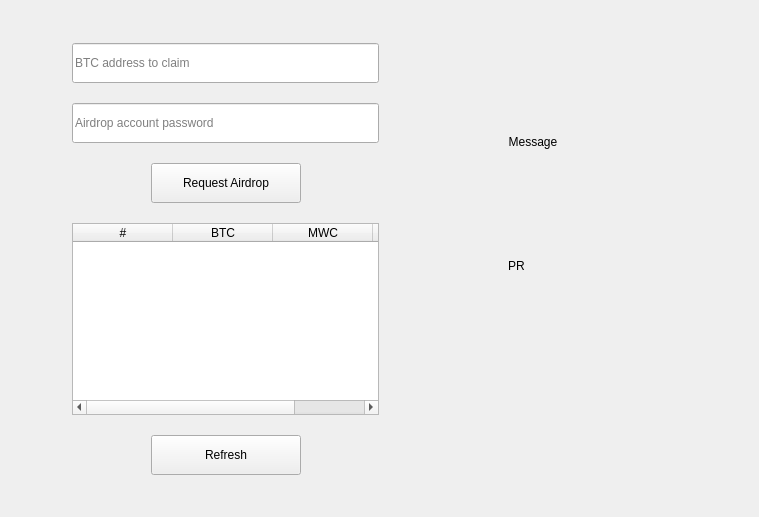
Before: the Qt Designer form windows/m_airdrop.ui in 0xkobe/mwc-wallet, drawn with Qt 5.
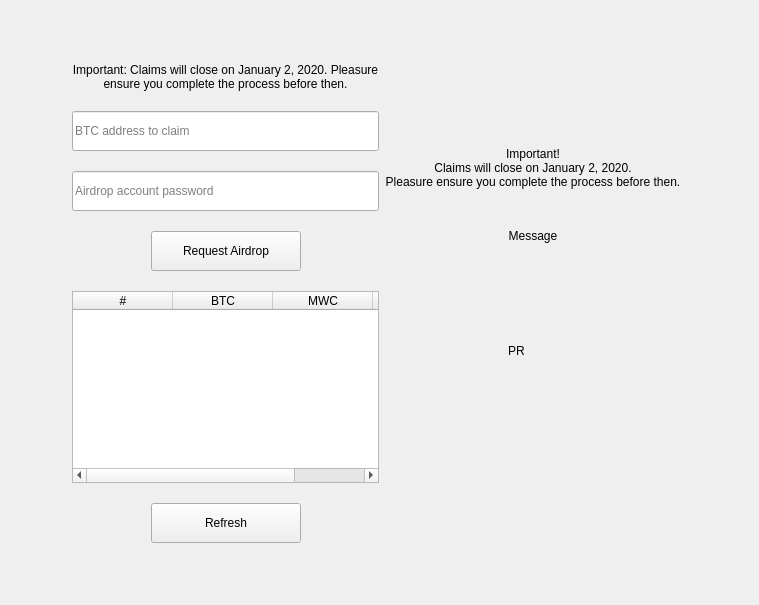
After: the same form once the commit is applied. Custom widgets are drawn as their Qt base class.

Commit message: Add airdrop warning message

What changed in the file:
```diff
--- a/windows/m_airdrop.ui
+++ b/windows/m_airdrop.ui
@@ -7,7 +7,7 @@
     <x>0</x>
     <y>0</y>
     <width>759</width>
-    <height>517</height>
+    <height>605</height>
    </rect>
   </property>
   <property name="minimumSize">
@@ -75,6 +75,19 @@
         <property name="bottomMargin">
          <number>0</number>
         </property>
+        <item>
+         <widget class="control::MwcLabelLarge" name="label_2">
+          <property name="text">
+           <string>Important: Claims will close on January 2, 2020. Pleasure ensure you complete the process before then.</string>
+          </property>
+          <property name="alignment">
+           <set>Qt::AlignCenter</set>
+          </property>
+          <property name="wordWrap">
+           <bool>true</bool>
+          </property>
+         </widget>
+        </item>
         <item>
          <widget class="control::MwcLineEditNormal" name="btcAddressEdit">
           <property name="minimumSize">
@@ -279,7 +292,7 @@
        <property name="frameShadow">
         <enum>QFrame::Raised</enum>
        </property>
-       <layout class="QVBoxLayout" name="verticalLayout_2" stretch="1,0,1,0,2">
+       <layout class="QVBoxLayout" name="verticalLayout_2" stretch="1,0,0,0,1,0,2">
         <property name="spacing">
          <number>0</number>
         </property>
@@ -308,6 +321,34 @@
           </property>
          </spacer>
         </item>
+        <item>
+         <widget class="control::MwcLabelLarge" name="label">
+          <property name="text">
+           <string>Important!
+Claims will close on January 2, 2020.
+Pleasure ensure you complete the process before then.</string>
+          </property>
+          <property name="alignment">
+           <set>Qt::AlignCenter</set>
+          </property>
+          <property name="wordWrap">
+           <bool>true</bool>
+          </property>
+         </widget>
+        </item>
+        <item>
+         <spacer name="verticalSpacer_6">
+          <property name="orientation">
+           <enum>Qt::Vertical</enum>
+          </property>
+          <property name="sizeHint" stdset="0">
+           <size>
+            <width>20</width>
+            <height>40</height>
+           </size>
+          </property>
+         </spacer>
+        </item>
         <item>
          <widget class="control::MwcLabelNormal" name="progressMessage">
           <property name="text">
@@ -460,16 +501,21 @@
    <extends>QPushButton</extends>
    <header>control/MwcPushButton.h</header>
   </customwidget>
+  <customwidget>
+   <class>control::MwcLabelNormal</class>
+   <extends>QLabel</extends>
+   <header>control/MwcLabel.h</header>
+  </customwidget>
+  <customwidget>
+   <class>control::MwcLabelLarge</class>
+   <extends>QLabel</extends>
+   <header>control/MwcLabel.h</header>
+  </customwidget>
   <customwidget>
    <class>control::MwcLabelProgress</class>
    <extends>QLabel</extends>
    <header>control/MwcLabelProgress.h</header>
   </customwidget>
-  <customwidget>
-   <class>control::MwcLabelNormal</class>
-   <extends>QLabel</extends>
-   <header>control/MwcLabel.h</header>
-  </customwidget>
   <customwidget>
    <class>ListWithColumns</class>
    <extends>QTableWidget</extends>
```
